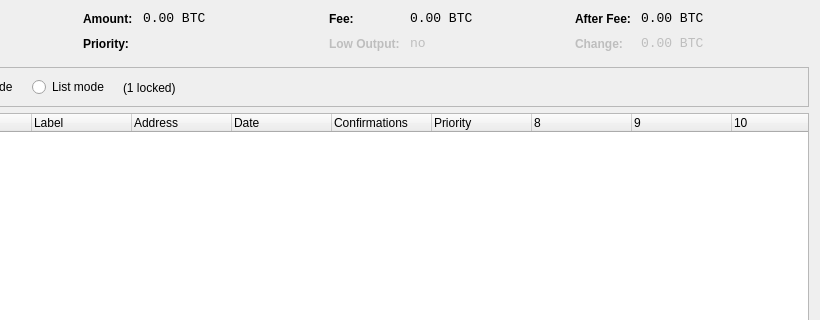
The window that src/qt/forms/coincontroldialog.ui (ezcoin/ezcoin) describes before a commit, drawn with Qt 5; both pictures show x 180 to 1000 and y 0 to 320 of the 1000 by 500 pixel window.
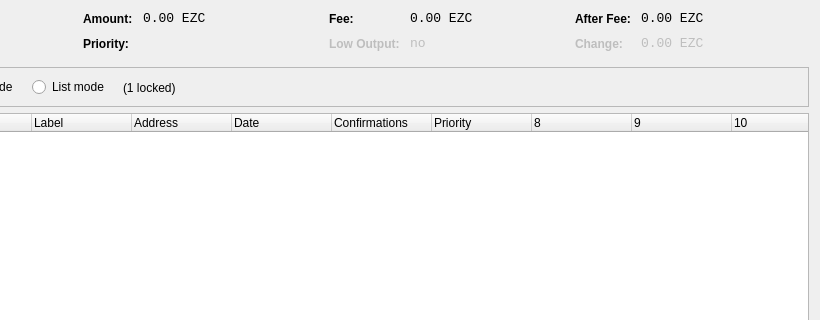
The same window after the commit. Custom widgets are drawn as their Qt base class.

Patch:
```diff
--- a/src/qt/forms/coincontroldialog.ui
+++ b/src/qt/forms/coincontroldialog.ui
@@ -141,7 +141,7 @@
           <enum>Qt::ActionsContextMenu</enum>
          </property>
          <property name="text">
-          <string notr="true">0.00 BTC</string>
+          <string notr="true">0.00 EZC</string>
          </property>
          <property name="textInteractionFlags">
           <set>Qt::LinksAccessibleByMouse|Qt::TextSelectableByKeyboard|Qt::TextSelectableByMouse</set>
@@ -221,7 +221,7 @@
           <enum>Qt::ActionsContextMenu</enum>
          </property>
          <property name="text">
-          <string notr="true">0.00 BTC</string>
+          <string notr="true">0.00 EZC</string>
          </property>
          <property name="textInteractionFlags">
           <set>Qt::LinksAccessibleByMouse|Qt::TextSelectableByKeyboard|Qt::TextSelectableByMouse</set>
@@ -307,7 +307,7 @@
           <enum>Qt::ActionsContextMenu</enum>
          </property>
          <property name="text">
-          <string notr="true">0.00 BTC</string>
+          <string notr="true">0.00 EZC</string>
          </property>
          <property name="textInteractionFlags">
           <set>Qt::LinksAccessibleByMouse|Qt::TextSelectableByKeyboard|Qt::TextSelectableByMouse</set>
@@ -345,7 +345,7 @@
           <enum>Qt::ActionsContextMenu</enum>
          </property>
          <property name="text">
-          <string notr="true">0.00 BTC</string>
+          <string notr="true">0.00 EZC</string>
          </property>
          <property name="textInteractionFlags">
           <set>Qt::LinksAccessibleByMouse|Qt::TextSelectableByKeyboard|Qt::TextSelectableByMouse</set>
```
